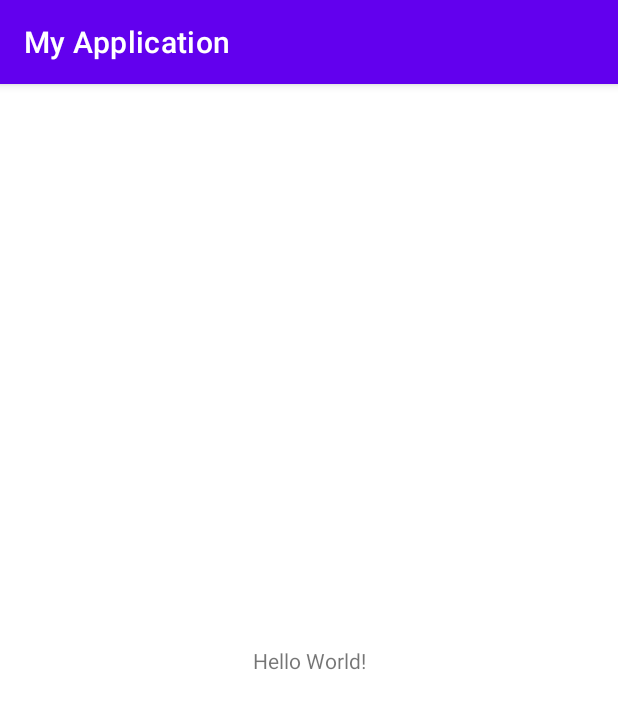
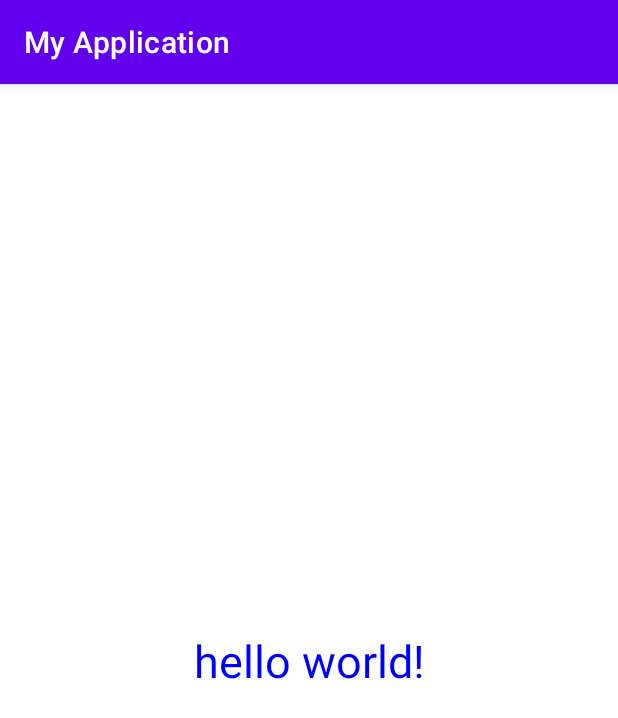
Before and after one commit to xiepeijiaxiepeijia/Android-Test1, an Android app: the screen it shows after launch (MainActivity), on a phone screen of 412 x 824 dp. Shown: the top 718 px of the screen. Run offline under Robolectric (Android 15) with nearby library versions, the phone set to English and light mode, and no system bars.

Commit message:
add setText

```diff
--- a/app/src/main/java/com/example/myapplication/MainActivity.java
+++ b/app/src/main/java/com/example/myapplication/MainActivity.java
@@ -2,7 +2,9 @@ package com.example.myapplication;
 
 import androidx.appcompat.app.AppCompatActivity;
 
+import android.graphics.Color;
 import android.os.Bundle;
+import android.widget.TextView;
 
 public class MainActivity extends AppCompatActivity {
 
@@ -10,5 +12,9 @@ public class MainActivity extends AppCompatActivity {
     protected void onCreate(Bundle savedInstanceState) {
         super.onCreate(savedInstanceState);
         setContentView(R.layout.activity_main);
+        TextView tv_hello = findViewById(R.id.text1);
+        tv_hello.setText("hello world!");
+        tv_hello.setTextColor(Color.BLUE);
+        tv_hello.setTextSize(30);
     }
 }
--- a/app/src/main/res/layout/activity_main.xml
+++ b/app/src/main/res/layout/activity_main.xml
@@ -7,9 +7,10 @@
     tools:context=".MainActivity">
 
     <TextView
+        android:id="@+id/text1"
         android:layout_width="wrap_content"
         android:layout_height="wrap_content"
-        android:text="Hello World!"
+        android:text="This is a test"
         app:layout_constraintBottom_toBottomOf="parent"
         app:layout_constraintLeft_toLeftOf="parent"
         app:layout_constraintRight_toRightOf="parent"
```
